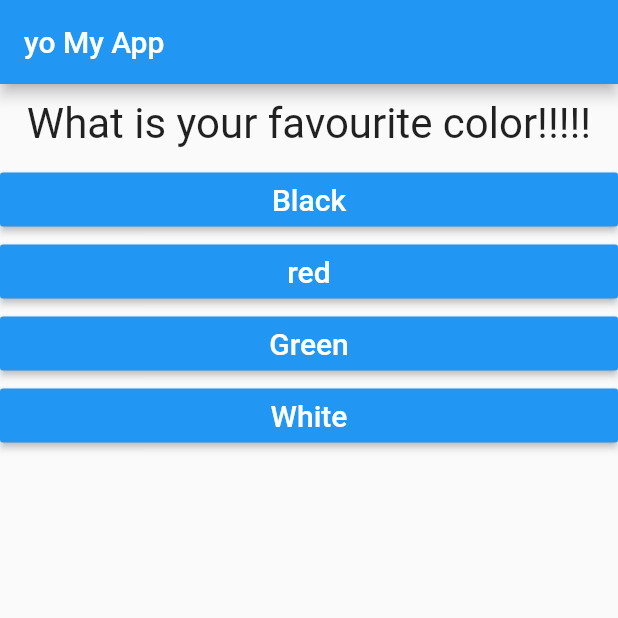
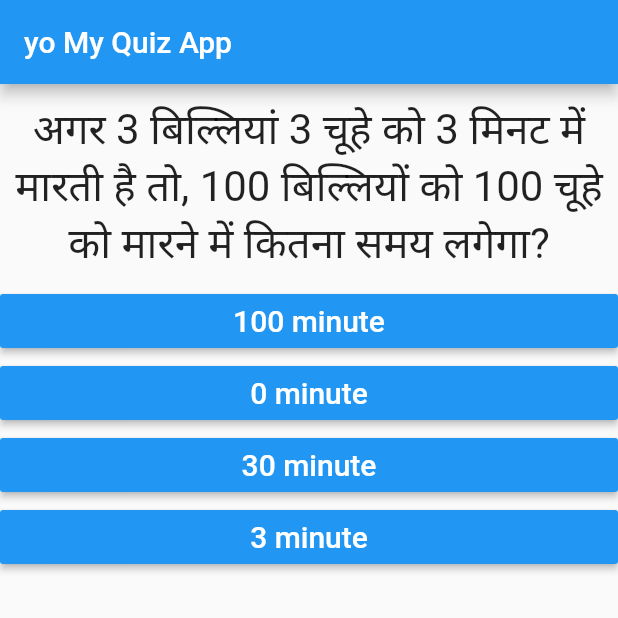
Before and after one commit to mkbhru/quizapp, a Flutter app: the screen it shows after launch, on a phone screen of 412 x 824 dp, the top half of it. Run offline on Flutter 3.47's test engine with Material 2 defaults, Android fonts, the phone set to English and light mode, and no system bars.

Commit message:
final Quiz app

```diff
--- a/lib/main.dart
+++ b/lib/main.dart
@@ -1,8 +1,8 @@
 import 'package:appp/quiz.dart';
 import 'package:appp/result.dart';
 import 'package:flutter/material.dart';
-import './questions.dart';
-import './answer.dart';
+// import './questions.dart';
+// import './answer.dart';
 
 void main() => runApp(Myapp());
 
@@ -20,25 +20,63 @@ class _MyappState extends State<Myapp> {
 //setup connections with Myapp class
   final _questions = const [
     {
-      'questionText': 'What is your favourite color!!!!!',
+      'questionText': 'अगर 3 बिल्लियां 3 चूहे को 3 मिनट में मारती है तो, 100 बिल्लियों को 100 चूहे को मारने में कितना समय लगेगा?',
       'answers': [
-        'Black',
-        'red',
-        'Green',
-        'White',
-      ]
+        {'text': '100 minute', 'score': 10},
+        {'text': '0 minute', 'score': 5},
+        {'text': '30 minute', 'score': 5},
+        {'text': '3 minute', 'score': 0},
+      ],
     },
     {
-      'questionText': 'what is your favourite animal!!',
-      'answers': ['tiger', 'Lion', 'Peacock', 'King Cobra']
+      'questionText': 'Divide 30 by half and add ten?',
+      'answers': [
+        {'text': '40.5', 'score': 10},
+        {'text': '25', 'score': 5},
+        {'text': '70', 'score': 0},
+        {'text': 'I know this is a trick question, so NONE. Ha!', 'score': 5},
+      ],
     },
     {
-      'questionText': 'what is your favourite number!',
-      'answers': ['One', 'Three', 'Nine', 'Six']
-    }
+      'questionText': 'The answer is really big. ?',
+      'answers': [
+        {'text': 'the answer', 'score': 10},
+        {'text': 'Really big', 'score': 0},
+        {'text': 'An elephant', 'score': 5},
+        {'text': 'The data given is insufficient', 'score': 5},
+      ],
+    },
+    {
+      'questionText': 'How many months have 28 days?',
+      'answers': [
+        {'text': '1', 'score': 10},
+        {'text': '2', 'score': 5},
+        {'text': 'All of them.', 'score': 0},
+        {'text': 'Depends if there is a leap year or not.', 'score':5 },
+      ],
+    },
+    {
+      'questionText': 'You are 3rd place right now in a race. What place are you in when you pass the person in 2nd place?',
+      'answers': [
+        {'text': 'fourth', 'score': 10},
+        {'text': 'Second', 'score': 0},
+        {'text': 'First', 'score': 10},
+        {'text': 'Third', 'score': 10},
+      ],
+    },
   ];
   var _questionindex = 0;
-  void _answerQuestion() {
+  var _totalScore = 0;
+
+  void _resetQuiz() {
+   setState(() { _questionindex = 0;
+    _totalScore = 0;
+   });
+
+  }
+
+  void _answerQuestion(int score) {
+    _totalScore += score;
     setState(() {
       _questionindex = _questionindex + 1;
     }); //because of this set state function we can rerender
@@ -47,7 +85,7 @@ class _MyappState extends State<Myapp> {
     if (_questionindex < _questions.length) {
       print("you have more _questions");
     } else {
-      print("NO MOre _questions!");
+      print("NO MOre _questionss!");
     }
   } //flutter didn't reubilds entire ui again it
   //is so eficient thet it ony rebuilds therequired thing
@@ -60,13 +98,18 @@ class _MyappState extends State<Myapp> {
     return MaterialApp(
       home: Scaffold(
         appBar: AppBar(
-          title: Text('yo My App'),
+          title: Text('yo My Quiz App'),
         ),
         body: _questionindex < _questions.length
-            ? Quiz(answerQuestion: _answerQuestion,
-            questionIndex: _questionindex,
-            questions: _questions,)
-            : Result(),
+            ? Quiz(
+                answerQuestion: _answerQuestion,
+                questionIndex: _questionindex,
+                questions: _questions,
+              )
+            : Result(
+                score: _totalScore,
+                reset: _resetQuiz,
+              ),
       ),
     );
   }
--- a/lib/quiz.dart
+++ b/lib/quiz.dart
@@ -1,6 +1,7 @@
 import 'package:flutter/material.dart';
 import './questions.dart';
 import './answer.dart';
+
 
 class Quiz extends StatelessWidget {
   final List<Map<String, Object>> questions;
@@ -14,9 +15,11 @@ class Quiz extends StatelessWidget {
         Question(
           questions[questionIndex]['questionText'],
         ),
-        ...(questions[questionIndex]['answers'] as List<String>).map((answer) {
-          return Answer(answerQuestion, answer);
+        ...(questions[questionIndex]['answers'] as List<Map<String,Object>>).map((answer) {
+          return Answer(()=>answerQuestion(answer['score']), answer['text']);
         }).toList()
+
+        //*n*/
         //this three sot operator adds all values of a existing list into a
         // this list
         /*here list is me .map() question[0][1] list ki values ko ek ek karke anonymous function m
```
Also changed, not shown: lib/result.dart (+41 -5 lines).
